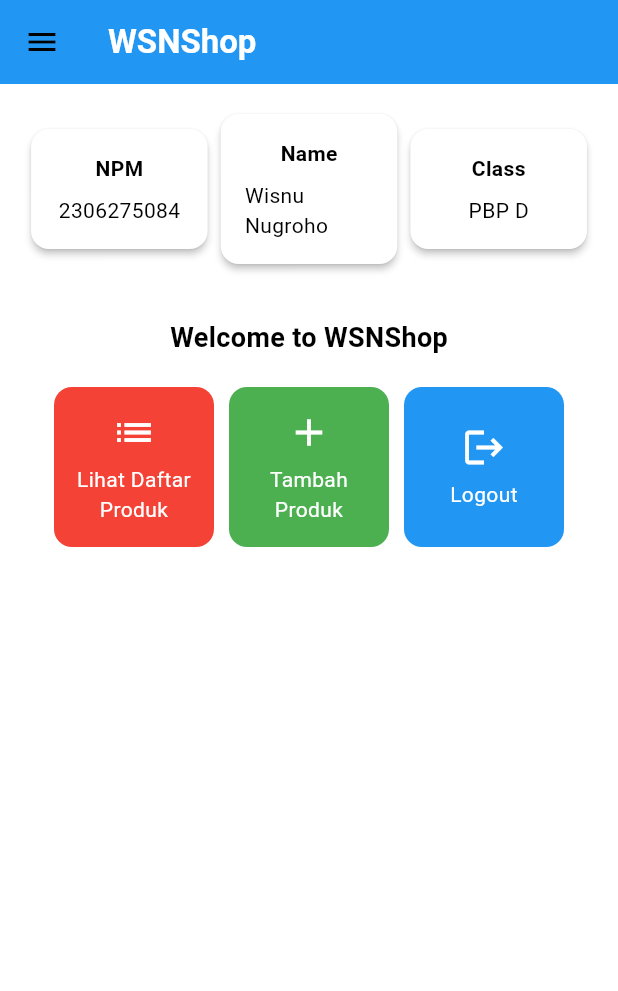
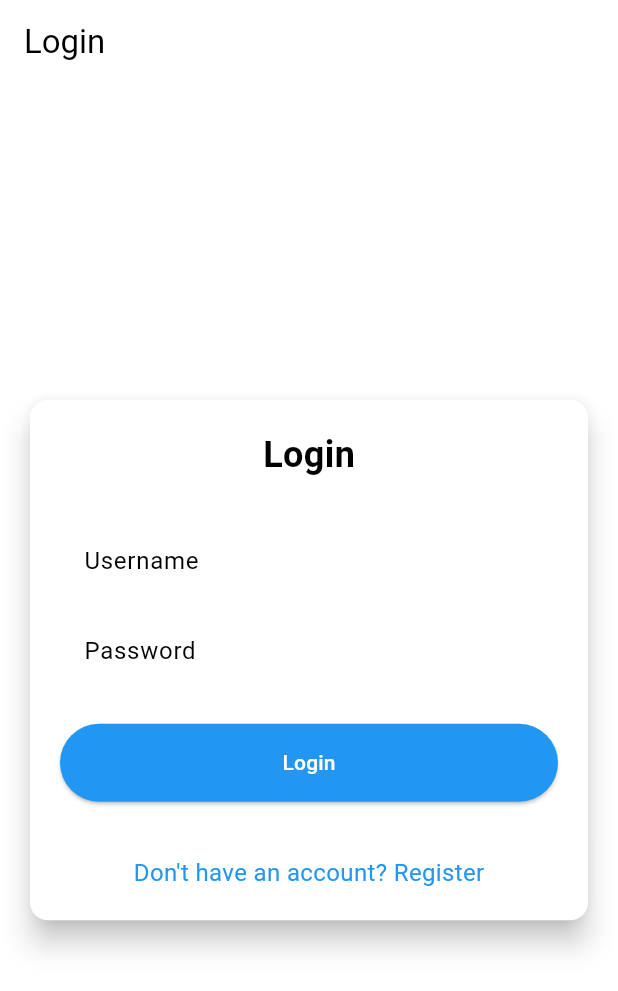
Before and after one commit to wsnugroho/wsnshop-mobile, a Flutter app: the screen it shows after launch, on a phone screen of 412 x 824 dp. Shown: the top 991 px of the screen. Run offline on Flutter 3.47's test engine with Material 3 defaults, Android fonts, the phone set to English and light mode, and no system bars; missing offline and left inert: pbp_django_auth.

Commit message:
feat(tugas9): add login page

```diff
--- a/lib/main.dart
+++ b/lib/main.dart
@@ -1,7 +1,7 @@
 import 'package:flutter/material.dart';
 import 'package:provider/provider.dart';
 import 'package:pbp_django_auth/pbp_django_auth.dart';
-import 'package:wsnshop_mobile/screens/menu.dart';
+import 'package:wsnshop_mobile/screens/login.dart';
 
 void main() {
   runApp(const MyApp());
@@ -41,7 +41,7 @@
           ).copyWith(secondary: Colors.blue[400]),
           useMaterial3: true,
         ),
-        home: MyHomePage(),
+        home: const LoginPage(),
       ),
     );
   }
--- /dev/null
+++ b/lib/screens/login.dart
@@ -0,0 +1,181 @@
+import 'package:flutter/material.dart';
+import 'package:provider/provider.dart';
+import 'package:pbp_django_auth/pbp_django_auth.dart';
+import 'package:wsnshop_mobile/screens/menu.dart';
+// TODO: Import halaman RegisterPage jika sudah dibuat
+
+void main() {
+  runApp(const LoginApp());
+}
+
+class LoginApp extends StatelessWidget {
+  const LoginApp({super.key});
+
+  @override
+  Widget build(BuildContext context) {
+    return MaterialApp(
+      title: 'Login',
+      theme: ThemeData(
+        useMaterial3: true,
+        colorScheme: ColorScheme.fromSwatch(
+          primarySwatch: Colors.deepPurple,
+        ).copyWith(secondary: Colors.deepPurple[400]),
+      ),
+      home: const LoginPage(),
+    );
+  }
+}
+
+class LoginPage extends StatefulWidget {
+  const LoginPage({super.key});
+
+  @override
+  State<LoginPage> createState() => _LoginPageState();
+}
+
+class _LoginPageState extends State<LoginPage> {
+  final TextEditingController _usernameController = TextEditingController();
+  final TextEditingController _passwordController = TextEditingController();
+
+  @override
+  Widget build(BuildContext context) {
+    final request = context.watch<CookieRequest>();
+
+    return Scaffold(
+      appBar: AppBar(
+        title: const Text('Login'),
+      ),
+      body: Center(
+        child: SingleChildScrollView(
+          padding: const EdgeInsets.all(16.0),
+          child: Card(
+            elevation: 8,
+            shape: RoundedRectangleBorder(
+              borderRadius: BorderRadius.circular(12.0),
+            ),
+            child: Padding(
+              padding: const EdgeInsets.all(20.0),
+              child: Column(
+                mainAxisSize: MainAxisSize.min,
+                children: [
+                  const Text(
+                    'Login',
+                    style: TextStyle(
+                      fontSize: 24.0,
+                      fontWeight: FontWeight.bold,
+                    ),
+                  ),
+                  const SizedBox(height: 30.0),
+                  TextField(
+                    controller: _usernameController,
+                    decoration: const InputDecoration(
+                      labelText: 'Username',
+                      hintText: 'Enter your username',
+                      border: OutlineInputBorder(
+                        borderRadius: BorderRadius.all(Radius.circular(12.0)),
+                      ),
+                      contentPadding:
+                          EdgeInsets.symmetric(horizontal: 12.0, vertical: 8.0),
+                    ),
+                  ),
+                  const SizedBox(height: 12.0),
+                  TextField(
+                    controller: _passwordController,
+                    decoration: const InputDecoration(
+                      labelText: 'Password',
+                      hintText: 'Enter your password',
+                      border: OutlineInputBorder(
+                        borderRadius: BorderRadius.all(Radius.circular(12.0)),
+                      ),
+                      contentPadding:
+                          EdgeInsets.symmetric(horizontal: 12.0, vertical: 8.0),
+                    ),
+                    obscureText: true,
+                  ),
+                  const SizedBox(height: 24.0),
+                  ElevatedButton(
+                    onPressed: () async {
+                      String username = _usernameController.text;
+                      String password = _passwordController.text;
+
+                      // Cek kredensial
+                      // TODO: Ganti URL dan jangan lupa tambahkan trailing slash (/) di akhir URL!
+                      // Untuk menyambungkan Android emulator dengan Django pada localhost,
+                      // gunakan URL http://10.0.2.2/
+                      final response = await request
+                          .login("http://[APP_URL_KAMU]/auth/login/", {
+                        'username': username,
+                        'password': password,
+                      });
+
+                      if (request.loggedIn) {
+                        String message = response['message'];
+                        String uname = response['username'];
+                        if (context.mounted) {
+                          Navigator.pushReplacement(
+                            context,
+                            MaterialPageRoute(
+                                builder: (context) => MyHomePage()),
+                          );
+                          ScaffoldMessenger.of(context)
+                            ..hideCurrentSnackBar()
+                            ..showSnackBar(
+                              SnackBar(
+                                  content:
+                                      Text("$message Selamat datang, $uname.")),
+                            );
+                        }
+                      } else {
+                        if (context.mounted) {
+                          showDialog(
+                            context: context,
+                            builder: (context) => AlertDialog(
+                              title: const Text('Login Gagal'),
+                              content: Text(response['message']),
+                              actions: [
+                                TextButton(
+                                  child: const Text('OK'),
+                                  onPressed: () {
+                                    Navigator.pop(context);
+                                  },
+                                ),
+                              ],
+                            ),
+                          );
+                        }
+                      }
+                    },
+                    style: ElevatedButton.styleFrom(
+                      foregroundColor: Colors.white,
+                      minimumSize: Size(double.infinity, 50),
+                      backgroundColor: Theme.of(context).colorScheme.primary,
+                      padding: const EdgeInsets.symmetric(vertical: 16.0),
+                    ),
+                    child: const Text('Login'),
+                  ),
+                  const SizedBox(height: 36.0),
+                  GestureDetector(
+                    onTap: () {
+                      Navigator.push(
+                        context,
+                        MaterialPageRoute(
+                            builder: (context) => const RegisterPage()),
+                      );
+                    },
+                    child: Text(
+                      'Don\'t have an account? Register',
+                      style: TextStyle(
+                        color: Theme.of(context).colorScheme.primary,
+                        fontSize: 16.0,
+                      ),
+                    ),
+                  ),
+                ],
+              ),
+            ),
+          ),
+        ),
+      ),
+    );
+  }
+}
--- a/pubspec.yaml
+++ b/pubspec.yaml
@@ -35,6 +35,8 @@
   # The following adds the Cupertino Icons font to your application.
   # Use with the CupertinoIcons class for iOS style icons.
   cupertino_icons: ^1.0.8
+  provider: ^6.1.2
+  pbp_django_auth: ^0.4.0
 
 dev_dependencies:
   flutter_test:
```
